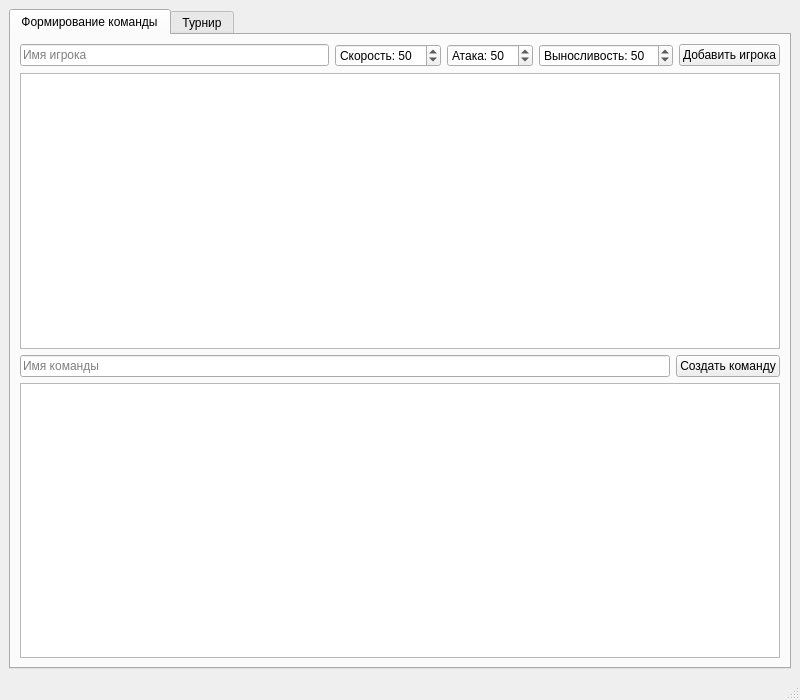
The window that mainwindow.ui (vladkb-231/coursework) describes before a commit, drawn with Qt 5.
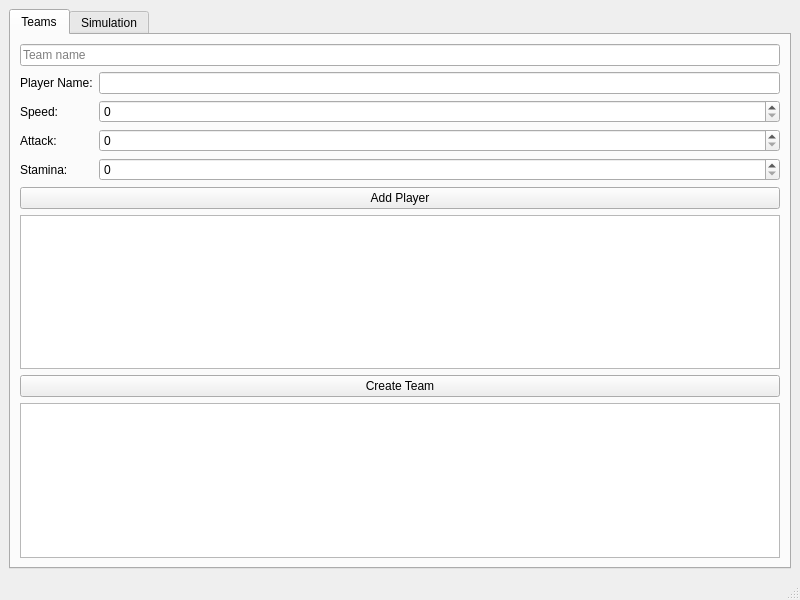
The same window after the commit.

Commit message: Working only on the simulation of the match

The edit to the form file:
```diff
--- a/mainwindow.ui
+++ b/mainwindow.ui
@@ -7,118 +7,109 @@
     <x>0</x>
     <y>0</y>
     <width>800</width>
-    <height>700</height>
+    <height>600</height>
    </rect>
   </property>
   <property name="windowTitle">
    <string>Симуляция турнира</string>
   </property>
   <widget class="QWidget" name="centralwidget">
-   <layout class="QVBoxLayout" name="verticalLayoutMain">
+   <layout class="QHBoxLayout" name="horizontalLayout">
     <item>
      <widget class="QTabWidget" name="tabWidget">
-      <!-- Вкладка Формирование команды -->
-      <widget class="QWidget" name="tabTeam">
+      <widget class="QWidget" name="teamTab">
        <attribute name="title">
-        <string>Формирование команды</string>
+        <string>Teams</string>
        </attribute>
-       <layout class="QVBoxLayout" name="verticalLayoutTeam">
+       <layout class="QVBoxLayout" name="verticalLayout">
         <item>
-         <layout class="QHBoxLayout" name="horizontalLayoutPlayerInput">
-          <item>
-           <widget class="QLineEdit" name="playerNameEdit">
-            <property name="placeholderText">
-             <string>Имя игрока</string>
+         <widget class="QLineEdit" name="teamNameEdit">
+          <property name="placeholderText">
+           <string>Team name</string>
+          </property>
+         </widget>
+        </item>
+        <item>
+         <layout class="QFormLayout" name="formLayout">
+          <item row="0" column="0">
+           <widget class="QLabel" name="label">
+            <property name="text">
+             <string>Player Name:</string>
             </property>
            </widget>
           </item>
-          <item>
-           <widget class="QSpinBox" name="speedSpinBox">
-            <property name="minimum">
-             <number>1</number>
+          <item row="0" column="1">
+           <widget class="QLineEdit" name="playerNameEdit"/>
+          </item>
+          <item row="1" column="0">
+           <widget class="QLabel" name="label_2">
+            <property name="text">
+             <string>Speed:</string>
             </property>
-            <property name="maximum">
-             <number>100</number>
-            </property>
-            <property name="prefix">
-             <string>Скорость: </string>
-            </property>
-            <property name="value">
-             <number>50</number>
-            </property>
            </widget>
           </item>
-          <item>
-           <widget class="QSpinBox" name="attackSpinBox">
-            <property name="minimum">
-             <number>1</number>
-            </property>
+          <item row="1" column="1">
+           <widget class="QSpinBox" name="speedSpin">
             <property name="maximum">
              <number>100</number>
             </property>
-            <property name="prefix">
-             <string>Атака: </string>
-            </property>
-            <property name="value">
-             <number>50</number>
-            </property>
            </widget>
           </item>
-          <item>
-           <widget class="QSpinBox" name="staminaSpinBox">
-            <property name="minimum">
-             <number>1</number>
+          <item row="2" column="0">
+           <widget class="QLabel" name="label_3">
+            <property name="text">
+             <string>Attack:</string>
             </property>
+           </widget>
+          </item>
+          <item row="2" column="1">
+           <widget class="QSpinBox" name="attackSpin">
             <property name="maximum">
              <number>100</number>
             </property>
-            <property name="prefix">
-             <string>Выносливость: </string>
-            </property>
-            <property name="value">
-             <number>50</number>
-            </property>
            </widget>
           </item>
-          <item>
-           <widget class="QPushButton" name="addPlayerButton">
+          <item row="3" column="0">
+           <widget class="QLabel" name="label_4">
             <property name="text">
-             <string>Добавить игрока</string>
+             <string>Stamina:</string>
             </property>
            </widget>
           </item>
+          <item row="3" column="1">
+           <widget class="QSpinBox" name="staminaSpin">
+            <property name="maximum">
+             <number>100</number>
+            </property>
+           </widget>
+          </item>
          </layout>
         </item>
         <item>
-         <widget class="QListWidget" name="playersListWidget"/>
+         <widget class="QPushButton" name="addPlayerBtn">
+          <property name="text">
+           <string>Add Player</string>
+          </property>
+         </widget>
         </item>
         <item>
-         <layout class="QHBoxLayout" name="horizontalLayoutTeamNameCreate">
-          <item>
-           <widget class="QLineEdit" name="teamNameEdit">
-            <property name="placeholderText">
-             <string>Имя команды</string>
-            </property>
-           </widget>
-          </item>
-          <item>
-           <widget class="QPushButton" name="createTeamButton">
-            <property name="text">
-             <string>Создать команду</string>
-            </property>
-           </widget>
-          </item>
-         </layout>
+         <widget class="QListWidget" name="playersList"/>
         </item>
         <item>
-         <widget class="QListWidget" name="teamsListWidget"/>
+         <widget class="QPushButton" name="createTeamBtn">
+          <property name="text">
+           <string>Create Team</string>
+          </property>
+         </widget>
+        </item>
+        <item>
+         <widget class="QListWidget" name="teamsList"/>
         </item>
        </layout>
       </widget>
-      <!-- Вкладка Турнир -->
-      <widget class="QWidget" name="tabTournament">
+      <widget class="QWidget" name="simulationTab">
        <attribute name="title">
-        <string>Турнир</string>
+        <string>Simulation</string>
        </attribute>
        <layout class="QVBoxLayout" name="verticalLayoutTournament">
         <item>
```
Left out of the diff: 94 changed lines with no effect on the pictures. The commit also changes 94 other files.
